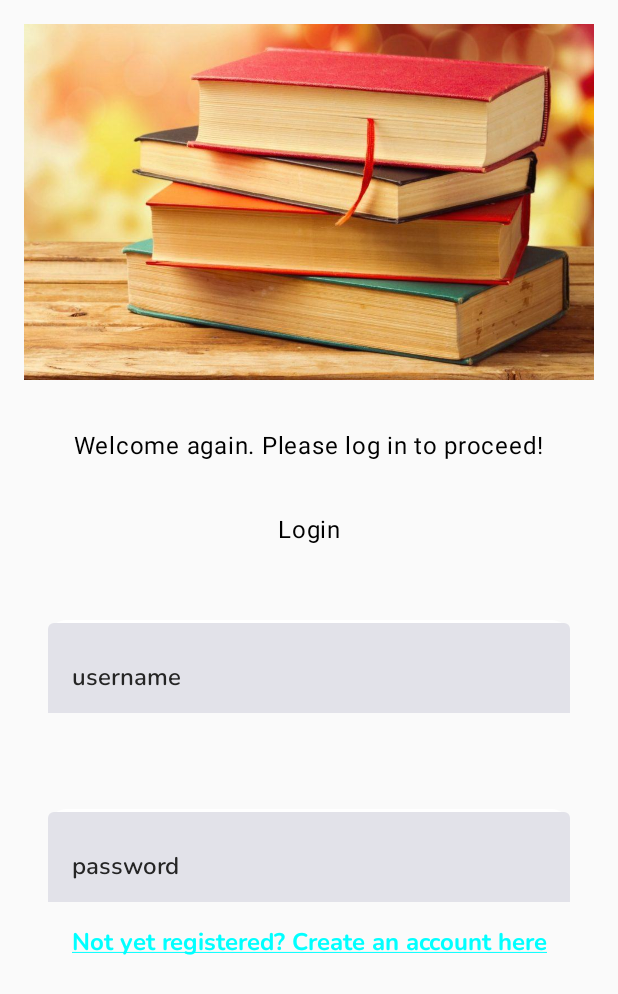
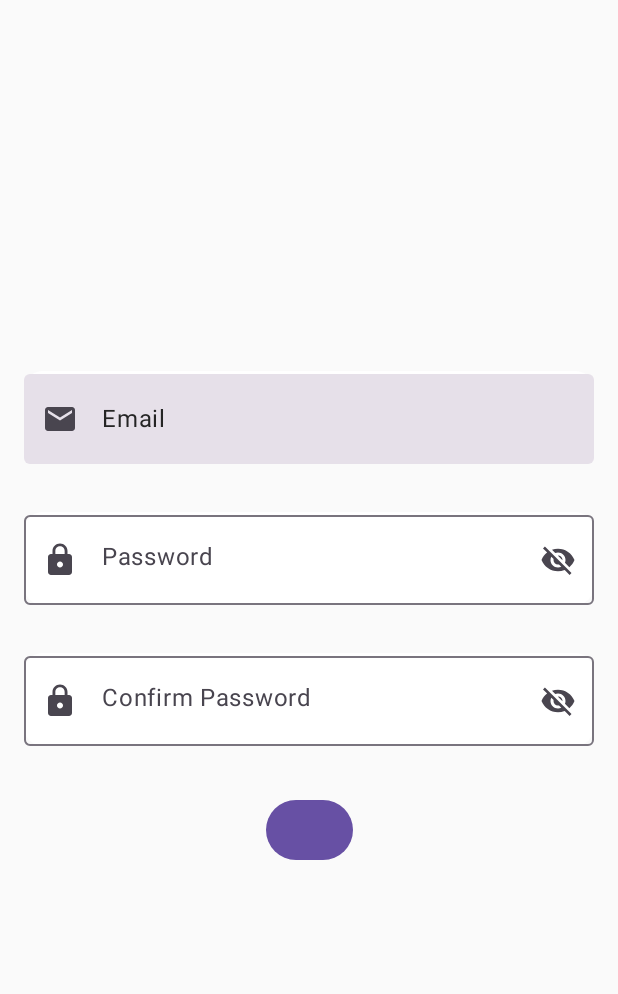
Before and after one commit to aluoch-dev/book-ish, an Android app built with Jetpack Compose: the screen it shows after launch (BookishActivity), on a phone screen of 412 x 824 dp. Shown: the top 994 px of the screen. Run offline under Robolectric (Android 15) with nearby library versions, the phone set to English and light mode, and no system bars; our stand-ins replace Dagger/Hilt's generated code.

Commit message:
WIP: Setting up Register ViewModel, Ui state, and refactoring compose elements

```diff
--- a/app/src/main/kotlin/com/bookish/BookishActivity.kt
+++ b/app/src/main/kotlin/com/bookish/BookishActivity.kt
@@ -17,16 +17,16 @@ import com.bookish.app.presentation.BookishApp
 import com.bookish.app.ui.theme.BookishTheme
 import com.bookish.app.ui.theme.primaryCharcoal
 import com.bookish.app.ui.theme.screenModifier
+import dagger.hilt.android.AndroidEntryPoint
 
+@AndroidEntryPoint
 class BookishActivity : ComponentActivity() {
     override fun onCreate(savedInstanceState: Bundle?) {
         super.onCreate(savedInstanceState)
 
         WindowCompat.setDecorFitsSystemWindows(window, false)
         setContent {
-            BookishTheme {
-                BookishApp()
-            }
+            BookishApp()
         }
     }
 }
--- /dev/null
+++ b/app/src/main/kotlin/com/bookish/app/domain/model/service/AccountService.kt
@@ -0,0 +1,6 @@
+package com.bookish.app.domain.model.service
+
+import java.util.concurrent.Flow
+
+interface AccountService {
+}
--- a/app/src/main/kotlin/com/bookish/app/presentation/BookishApp.kt
+++ b/app/src/main/kotlin/com/bookish/app/presentation/BookishApp.kt
@@ -1,18 +1,13 @@
 package com.bookish.app.presentation
 
-import android.app.Activity
-import androidx.compose.foundation.background
-import androidx.compose.material3.NavigationBar
 import androidx.compose.runtime.Composable
-import androidx.compose.ui.Modifier
-import androidx.compose.ui.platform.LocalContext
 import androidx.navigation.NavHostController
 import androidx.navigation.compose.NavHost
 import androidx.navigation.compose.composable
 import androidx.navigation.compose.rememberNavController
-import com.bookish.app.ui.home.HomeScreen
 import com.bookish.app.ui.login.Login
-import com.bookish.app.ui.theme.primaryRed
+import com.bookish.app.ui.register.Register
+import com.bookish.app.ui.register.RegisterViewModel
 
 @Composable
 fun BookishApp() {
@@ -26,9 +21,9 @@ fun BookishApp() {
 fun BookishNavHost(
     navController: NavHostController
 ) {
-    NavHost(navController = navController, startDestination = "login") {
-        composable("login") {
-            Login(username = "username", passWord = "password")
+    NavHost(navController = navController, startDestination = "register") {
+        composable("register") {
+           Register(viewModel = RegisterViewModel())
         }
     }
 }
--- /dev/null
+++ b/app/src/main/kotlin/com/bookish/app/ui/Utilities.kt
@@ -0,0 +1,16 @@
+package com.bookish.app.ui
+
+import androidx.compose.foundation.layout.Spacer
+import androidx.compose.foundation.layout.fillMaxWidth
+import androidx.compose.foundation.layout.padding
+import androidx.compose.runtime.Composable
+import androidx.compose.ui.Modifier
+import androidx.compose.ui.unit.dp
+
+@Composable
+fun DefaultSpacer() {
+    Spacer(modifier = Modifier
+        .fillMaxWidth()
+        .padding(16.dp)
+    )
+}
--- a/app/src/main/kotlin/com/bookish/app/ui/elements/InputFields.kt
+++ b/app/src/main/kotlin/com/bookish/app/ui/elements/InputFields.kt
@@ -1,48 +1,138 @@
 package com.bookish.app.ui.elements
 
+import androidx.annotation.StringRes
 import androidx.compose.foundation.layout.Column
+import androidx.compose.foundation.layout.Spacer
 import androidx.compose.foundation.layout.padding
+import androidx.compose.foundation.text.KeyboardOptions
+import androidx.compose.material.*
+import androidx.compose.material.icons.Icons
+import androidx.compose.material.icons.filled.Email
+import androidx.compose.material.icons.filled.Lock
 import androidx.compose.material3.ExperimentalMaterial3Api
+import androidx.compose.material3.Icon
+import androidx.compose.material3.IconButton
+import androidx.compose.material3.OutlinedTextField
+import androidx.compose.material3.Text
 import androidx.compose.material3.TextField
 import androidx.compose.material3.TextFieldColors
 import androidx.compose.runtime.*
 import androidx.compose.ui.Modifier
+import androidx.compose.ui.res.painterResource
+import androidx.compose.ui.res.stringResource
 import androidx.compose.ui.text.TextStyle
+import androidx.compose.ui.text.input.KeyboardType
+import androidx.compose.ui.text.input.PasswordVisualTransformation
+import androidx.compose.ui.text.input.VisualTransformation
 import androidx.compose.ui.tooling.preview.Preview
 import androidx.compose.ui.unit.dp
+import com.bookish.R
+import com.bookish.app.ui.theme.inputFieldModifiers
 import com.bookish.app.ui.theme.inputFieldTextStyle
-import com.bookish.app.ui.theme.inputFieldsModifiers
 import com.bookish.app.ui.theme.inputTextFieldDefaultColors
 
 @OptIn(ExperimentalMaterial3Api::class)
 @Composable
-fun Input(
+fun BasicField(
+    @StringRes text: Int,
     value: String,
     onValueChange: (String) -> Unit,
-    readOnly: Boolean = false,
-    label: String? = null,
-    singleLine: Boolean = true,
-    textStyle: TextStyle = inputFieldTextStyle(),
-    textFieldColors: TextFieldColors = inputTextFieldDefaultColors(),
-    modifier: Modifier = inputFieldsModifiers
 ) {
-    Column(modifier = Modifier.padding(16.dp)) {
-        TextField(
-            value = value,
-            onValueChange = onValueChange,
-            readOnly = readOnly,
-            label = { label },
-            textStyle = textStyle,
-            singleLine = singleLine,
-            colors = textFieldColors,
-            modifier = modifier
-        )
-    }
+    OutlinedTextField(
+        singleLine = true,
+        value = value,
+        onValueChange = { onValueChange(it) },
+        placeholder = { Text(stringResource(text)) },
+        textStyle = inputFieldTextStyle(),
+        modifier = inputFieldModifiers(),
+        colors =  inputTextFieldDefaultColors()
+    )
+}
+
+@OptIn(ExperimentalMaterial3Api::class)
+@Composable
+fun EmailField(
+    value: String,
+    onValueChange: (String) -> Unit
+) {
+    OutlinedTextField(
+        singleLine = true,
+        modifier = inputFieldModifiers(),
+        value = value,
+        onValueChange = { onValueChange(it) },
+        placeholder = { Text(text = stringResource(R.string.email)) },
+        leadingIcon = { Icon(imageVector = Icons.Default.Email, contentDescription = "Email") } ,
+        textStyle = inputFieldTextStyle(),
+        colors =  inputTextFieldDefaultColors()
+    )
+}
+
+@OptIn(ExperimentalMaterial3Api::class)
+@Composable
+fun PasswordField(
+    value: String,
+    @StringRes placeholder: Int,
+    onValueChange: (String) -> Unit
+) {
+    var isVisible by remember { mutableStateOf(false) }
+
+    val icon =
+        if (isVisible) painterResource(id = R.drawable.ic_visibility_on)
+        else painterResource(id = R.drawable.ic_visibility_off)
+
+    val visualTransformation =
+        if (isVisible) VisualTransformation.None else PasswordVisualTransformation()
+
+    OutlinedTextField(
+        modifier = inputFieldModifiers(),
+        value = value,
+        onValueChange = { onValueChange(it) },
+        placeholder = { Text(text = stringResource(placeholder)) },
+        leadingIcon = { Icon(imageVector = Icons.Default.Lock, contentDescription = "Lock") },
+        trailingIcon = {
+            IconButton(onClick = { isVisible = !isVisible }) {
+                Icon(painter = icon, contentDescription = "password visibility icon")
+            }
+        },
+        keyboardOptions = KeyboardOptions(keyboardType = KeyboardType.Password),
+        visualTransformation = visualTransformation
+    )
+}
+
+@Composable
+fun ConfirmPasswordField(
+    value: String,
+    onValueChange: (String) -> Unit,
+) {
+    PasswordField(value, R.string.confirm_password, onValueChange)
 }
 
 @Preview(showBackground = true)
 @Composable
-fun PreviewInputField() {
-    Input(value = "Name", onValueChange = {"laurie"})
+fun PreviewFields() {
+
+    BasicField(
+        text = R.string.username,
+        value = "username",
+        onValueChange = {}
+    )
+    Spacer(modifier = Modifier.padding(16.dp))
+
+    EmailField(value = "laurie@mail.com", onValueChange = {})
+
+    Spacer(modifier = Modifier.padding(16.dp))
+
+    PasswordField(
+        value = "password",
+        placeholder = R.string.password,
+        onValueChange = {}
+    )
+
+    Spacer(modifier = Modifier.padding(16.dp))
+
+    ConfirmPasswordField(
+        value = "password",
+        onValueChange = {}
+    )
 
 }
--- a/app/src/main/kotlin/com/bookish/app/ui/login/Login.kt
+++ b/app/src/main/kotlin/com/bookish/app/ui/login/Login.kt
@@ -17,7 +17,6 @@ import androidx.compose.ui.res.stringResource
 import androidx.compose.ui.tooling.preview.Preview
 import androidx.compose.ui.unit.dp
 import com.bookish.R
-import com.bookish.app.ui.elements.Input
 import com.bookish.app.ui.theme.linkTextStyle
 
 @OptIn(ExperimentalMaterial3Api::class)
@@ -47,15 +46,9 @@ fun Login(
         )
         Spacer(modifier = Modifier.padding(16.dp))
 
-        Input(
-            value = username,
-            onValueChange = {}
-        )
+
         Spacer(modifier = Modifier.padding(16.dp))
-        Input(
-            value = passWord,
-            onValueChange = {}
-        )
+
         Text(
             text = "Not yet registered? Create an account here",
             style = linkTextStyle()
--- /dev/null
+++ b/app/src/main/kotlin/com/bookish/app/ui/register/Register.kt
@@ -0,0 +1,49 @@
+package com.bookish.app.ui.register
+
+import androidx.compose.foundation.layout.Arrangement
+import androidx.compose.foundation.layout.Column
+import androidx.compose.foundation.layout.Spacer
+import androidx.compose.foundation.layout.fillMaxHeight
+import androidx.compose.foundation.layout.fillMaxWidth
+import androidx.compose.foundation.layout.padding
+import androidx.compose.foundation.rememberScrollState
+import androidx.compose.foundation.verticalScroll
+import androidx.compose.material3.Button
+import androidx.compose.runtime.Composable
+import androidx.compose.runtime.getValue
+import androidx.compose.ui.Alignment
+import androidx.compose.ui.Modifier
+import androidx.compose.ui.tooling.preview.Preview
+import androidx.compose.ui.unit.dp
+import androidx.hilt.navigation.compose.hiltViewModel
+import com.bookish.R
+import com.bookish.app.ui.DefaultSpacer
+import com.bookish.app.ui.elements.ConfirmPasswordField
+import com.bookish.app.ui.elements.PasswordField
+import com.bookish.app.ui.elements.EmailField
+
+@Composable
+fun Register(
+    viewModel: RegisterViewModel
+) {
+    val uiState by viewModel.uiState
+
+    Column (
+        modifier = Modifier
+            .padding(16.dp)
+            .fillMaxWidth()
+            .fillMaxHeight()
+            .verticalScroll(rememberScrollState()),
+        horizontalAlignment = Alignment.CenterHorizontally,
+        verticalArrangement = Arrangement.Center
+    ) {
+        EmailField(uiState.email, viewModel::onEmailChange)
+        DefaultSpacer()
+        PasswordField(uiState.password, R.string.password, viewModel::onPasswordChange)
+        DefaultSpacer()
+        ConfirmPasswordField(uiState.confirmPassword, viewModel::onConfirmPasswordChange)
+        DefaultSpacer()
+        Button(onClick = {}) {
+        }
+    }
+}
--- /dev/null
+++ b/app/src/main/kotlin/com/bookish/app/ui/register/RegisterUiState.kt
@@ -0,0 +1,7 @@
+package com.bookish.app.ui.register
+
+data class RegisterUiState(
+    val email: String = "",
+    val password: String = "",
+    val confirmPassword: String = ""
+)
--- a/app/src/main/kotlin/com/bookish/app/ui/theme/Theme.kt
+++ b/app/src/main/kotlin/com/bookish/app/ui/theme/Theme.kt
@@ -4,6 +4,7 @@ import android.app.Activity
 import android.os.Build
 import androidx.compose.foundation.isSystemInDarkTheme
 import androidx.compose.material3.MaterialTheme
+import androidx.compose.material3.Surface
 import androidx.compose.material3.darkColorScheme
 import androidx.compose.material3.dynamicDarkColorScheme
 import androidx.compose.material3.dynamicLightColorScheme
--- a/app/src/main/kotlin/com/bookish/app/ui/theme/Type.kt
+++ b/app/src/main/kotlin/com/bookish/app/ui/theme/Type.kt
@@ -80,13 +80,17 @@ fun linkTextStyle(): TextStyle {
     )
 }
 
-val inputFieldsModifiers = Modifier
+fun inputFieldModifiers(): Modifier {
+    return Modifier
         .background(primaryWhite, midRoundedCorners)
         .fillMaxWidth()
         .padding(top = 2.dp)
         .heightIn(min = 60.dp)
+}
 
-val screenModifier = Modifier
+fun screenModifier(): Modifier {
+    return Modifier
         .fillMaxWidth()
         .fillMaxHeight()
         .padding(32.dp)
+}
--- /dev/null
+++ b/app/src/main/res/drawable/ic_visibility_off.xml
@@ -0,0 +1,9 @@
+<vector xmlns:android="http://schemas.android.com/apk/res/android"
+    android:width="24dp"
+    android:height="24dp"
+    android:viewportWidth="24"
+    android:viewportHeight="24">
+  <path
+      android:fillColor="@android:color/white"
+      android:pathData="M12,7c2.76,0 5,2.24 5,5 0,0.65 -0.13,1.26 -0.36,1.83l2.92,2.92c1.51,-1.26 2.7,-2.89 3.43,-4.75 -1.73,-4.39 -6,-7.5 -11,-7.5 -1.4,0 -2.74,0.25 -3.98,0.7l2.16,2.16C10.74,7.13 11.35,7 12,7zM2,4.27l2.28,2.28 0.46,0.46C3.08,8.3 1.78,10.02 1,12c1.73,4.39 6,7.5 11,7.5 1.55,0 3.03,-0.3 4.38,-0.84l0.42,0.42L19.73,22 21,20.73 3.27,3 2,4.27zM7.53,9.8l1.55,1.55c-0.05,0.21 -0.08,0.43 -0.08,0.65 0,1.66 1.34,3 3,3 0.22,0 0.44,-0.03 0.65,-0.08l1.55,1.55c-0.67,0.33 -1.41,0.53 -2.2,0.53 -2.76,0 -5,-2.24 -5,-5 0,-0.79 0.2,-1.53 0.53,-2.2zM11.84,9.02l3.15,3.15 0.02,-0.16c0,-1.66 -1.34,-3 -3,-3l-0.17,0.01z"/>
+</vector>
--- /dev/null
+++ b/app/src/main/res/drawable/ic_visibility_on.xml
@@ -0,0 +1,9 @@
+<vector xmlns:android="http://schemas.android.com/apk/res/android"
+    android:width="24dp"
+    android:height="24dp"
+    android:viewportWidth="24"
+    android:viewportHeight="24">
+  <path
+      android:fillColor="@android:color/white"
+      android:pathData="M12,4.5C7,4.5 2.73,7.61 1,12c1.73,4.39 6,7.5 11,7.5s9.27,-3.11 11,-7.5c-1.73,-4.39 -6,-7.5 -11,-7.5zM12,17c-2.76,0 -5,-2.24 -5,-5s2.24,-5 5,-5 5,2.24 5,5 -2.24,5 -5,5zM12,9c-1.66,0 -3,1.34 -3,3s1.34,3 3,3 3,-1.34 3,-3 -1.34,-3 -3,-3z"/>
+</vector>
--- a/app/src/main/res/values/strings.xml
+++ b/app/src/main/res/values/strings.xml
@@ -4,4 +4,8 @@
     <string name="stack_books">Stack of books</string>
     <string name="welcome_again">Welcome again. Please log in to proceed!</string>
     <string name="login">Login</string>
+    <string name="email">Email</string>
+    <string name="password">Password</string>
+    <string name="confirm_password">Confirm Password</string>
+    <string name="username">Username</string>
 </resources>
```
Also changed, not shown: app/src/main/kotlin/com/bookish/app/domain/model/service/impl/AccountServiceImpl.kt (added, +15 -0 lines), app/src/main/kotlin/com/bookish/app/ui/register/RegisterViewModel.kt (added, +31 -0 lines). Lines whose indentation alone changed are shown as unchanged.
